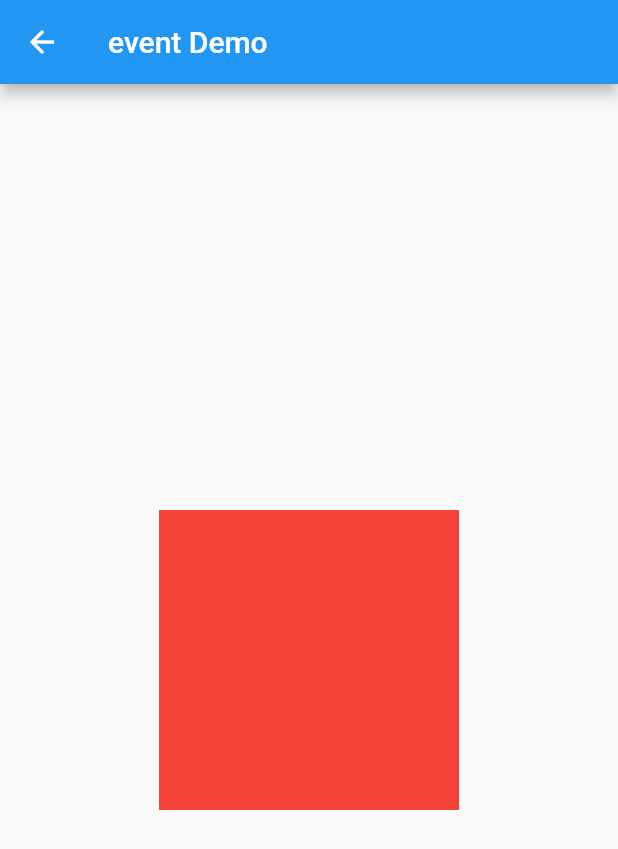
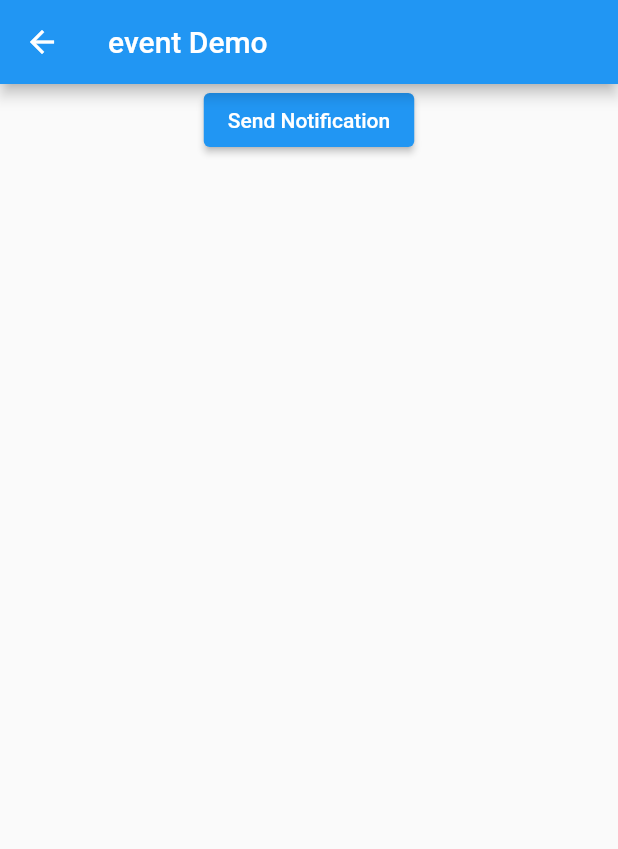
Before and after one commit to xiongben/flutterLearnDemo2, a Flutter app: the EventDemo screen opened by its route, on a phone screen of 412 x 824 dp. Shown: the top 849 px of the screen. Run offline on Flutter 3.47's test engine with Material 2 defaults, Android fonts, the phone set to English and light mode, and no system bars; our stand-ins replace flutter_screenutil.

Commit message:
[add] event demo

```diff
--- a/lib/EventDemo/index.dart
+++ b/lib/EventDemo/index.dart
@@ -46,7 +46,10 @@ class _EventDemoState extends State<EventDemo> {
           child: Container(
             width: double.infinity,
             padding: EdgeInsets.symmetric(horizontal: 15.w),
-            child: _Scale(),
+
+            child: NotificationRoute(),
+
+            // child: _Scale(),
 
             // child: _DragVertical(),
 
@@ -200,3 +203,47 @@ class _ScaleState extends State<_Scale> {
     );
   }
 }
+
+class MyNotification extends Notification {
+  MyNotification(this.msg);
+  final String msg;
+}
+
+class NotificationRoute extends StatefulWidget {
+  const NotificationRoute({Key? key}) : super(key: key);
+
+  @override
+  State<NotificationRoute> createState() => _NotificationRouteState();
+}
+
+class _NotificationRouteState extends State<NotificationRoute> {
+
+  String _msg = "";
+
+  @override
+  Widget build(BuildContext context) {
+    return NotificationListener<MyNotification>(
+      onNotification: (notification) {
+        setState(() {
+          _msg += notification.msg + " ";
+        });
+        return true;
+      },
+      child: Column(
+        children: [
+          Container(
+            child: Builder(
+              builder: (context) {
+                return ElevatedButton(
+                  onPressed: () => MyNotification("Hi").dispatch(context),
+                  child: Text('Send Notification'),
+                );
+              },
+            ),
+          ),
+          Text(_msg),
+        ],
+      ),
+    );
+  }
+}
```
